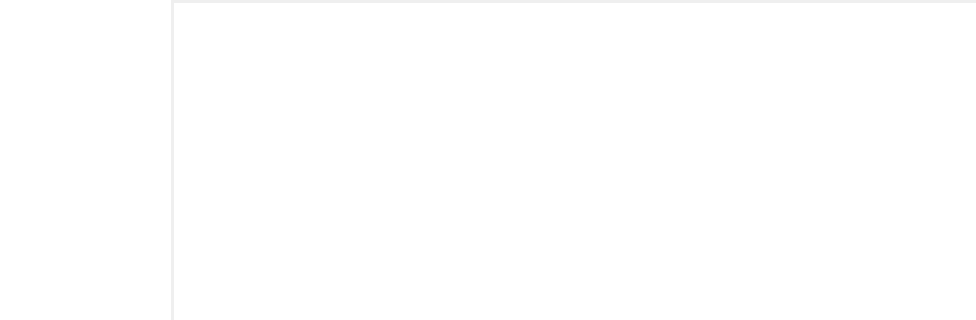
Qt form Include/imtgui/CObjectCollectionViewComp.ui (ImagingTools/ImtCore) before a commit; both pictures show x 85 to 1061 and y 0 to 320 of the 1061 by 767 pixel window.
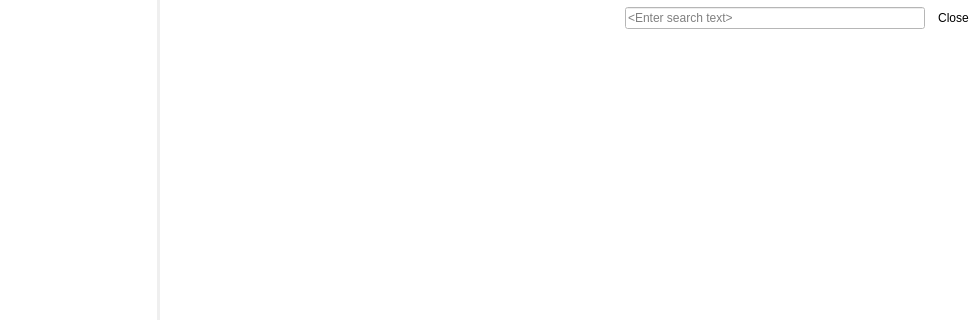
The same form after that commit. Icons and pictures are not drawn.

Commit message: UI improved. Working on validation concept started

```diff
--- a/Include/imtgui/CObjectCollectionViewComp.ui
+++ b/Include/imtgui/CObjectCollectionViewComp.ui
@@ -157,16 +157,10 @@
    <item>
     <layout class="QVBoxLayout" name="verticalLayout">
      <property name="spacing">
-      <number>3</number>
+      <number>0</number>
      </property>
      <item>
       <widget class="QFrame" name="FilterPanel">
-       <property name="maximumSize">
-        <size>
-         <width>16777215</width>
-         <height>0</height>
-        </size>
-       </property>
        <property name="styleSheet">
         <string notr="true">background-color: white</string>
        </property>
@@ -174,44 +168,24 @@
         <enum>QFrame::NoFrame</enum>
        </property>
        <property name="frameShadow">
-        <enum>QFrame::Raised</enum>
+        <enum>QFrame::Plain</enum>
        </property>
-       <layout class="QHBoxLayout" name="horizontalLayout_2" stretch="1,1,100">
+       <layout class="QHBoxLayout" name="horizontalLayout_2" stretch="0,1,0">
         <property name="spacing">
          <number>6</number>
         </property>
         <property name="leftMargin">
-         <number>6</number>
+         <number>0</number>
         </property>
         <property name="topMargin">
-         <number>3</number>
+         <number>7</number>
         </property>
         <property name="rightMargin">
-         <number>6</number>
+         <number>0</number>
         </property>
         <property name="bottomMargin">
-         <number>3</number>
+         <number>7</number>
         </property>
-        <item>
-         <widget class="QLabel" name="FilterLabel">
-          <property name="text">
-           <string>Filter</string>
-          </property>
-         </widget>
-        </item>
-        <item>
-         <widget class="QLineEdit" name="FilterEdit">
-          <property name="minimumSize">
-           <size>
-            <width>200</width>
-            <height>0</height>
-           </size>
-          </property>
-          <property name="clearButtonEnabled">
-           <bool>true</bool>
-          </property>
-         </widget>
-        </item>
         <item>
          <spacer name="horizontalSpacer">
           <property name="orientation">
@@ -225,6 +199,51 @@
           </property>
          </spacer>
         </item>
+        <item>
+         <widget class="QLineEdit" name="FilterEdit">
+          <property name="minimumSize">
+           <size>
+            <width>300</width>
+            <height>0</height>
+           </size>
+          </property>
+          <property name="maximumSize">
+           <size>
+            <width>300</width>
+            <height>16777215</height>
+           </size>
+          </property>
+          <property name="placeholderText">
+           <string>&lt;Enter search text&gt;</string>
+          </property>
+          <property name="clearButtonEnabled">
+           <bool>true</bool>
+          </property>
+         </widget>
+        </item>
+        <item>
+         <widget class="QToolButton" name="CloseButton">
+          <property name="text">
+           <string>Close</string>
+          </property>
+          <property name="icon">
+           <iconset resource="imtgui.qrc">
+            <normaloff>:/Icons/Close</normaloff>:/Icons/Close</iconset>
+          </property>
+          <property name="iconSize">
+           <size>
+            <width>16</width>
+            <height>16</height>
+           </size>
+          </property>
+          <property name="shortcut">
+           <string>Ctrl+S</string>
+          </property>
+          <property name="autoRaise">
+           <bool>true</bool>
+          </property>
+         </widget>
+        </item>
        </layout>
       </widget>
      </item>
```
Left out of the diff: 4 changed lines with no effect on the pictures. The commit also changes 6 other files.
